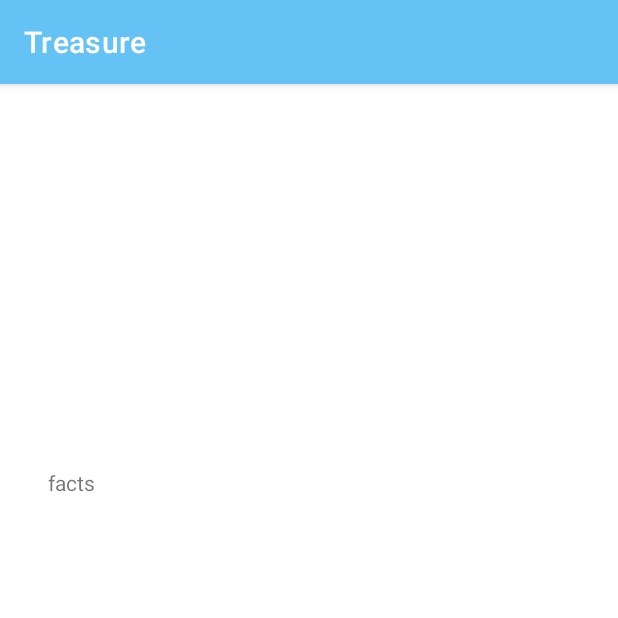
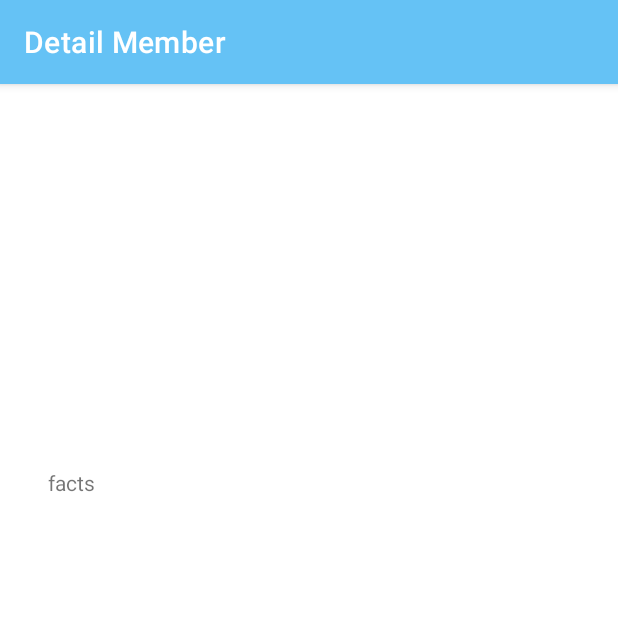
Before and after one commit to hendrawijayasubandi/Treasure, an Android app: the DetailActivity screen opened directly, with no data from a screen before it, on a phone screen of 412 x 824 dp, the top half of it. Run offline under Robolectric (Android 15) with nearby library versions, the phone set to English and light mode, and no system bars.

Commit message:
update detailactivity.kt

```diff
--- a/app/src/main/java/com/hendra/treasure/DetailActivity.kt
+++ b/app/src/main/java/com/hendra/treasure/DetailActivity.kt
@@ -7,5 +7,7 @@ class DetailActivity : AppCompatActivity() {
     override fun onCreate(savedInstanceState: Bundle?) {
         super.onCreate(savedInstanceState)
         setContentView(R.layout.activity_detail)
+
+        supportActionBar?.title = "Detail Member"
     }
 }
```
